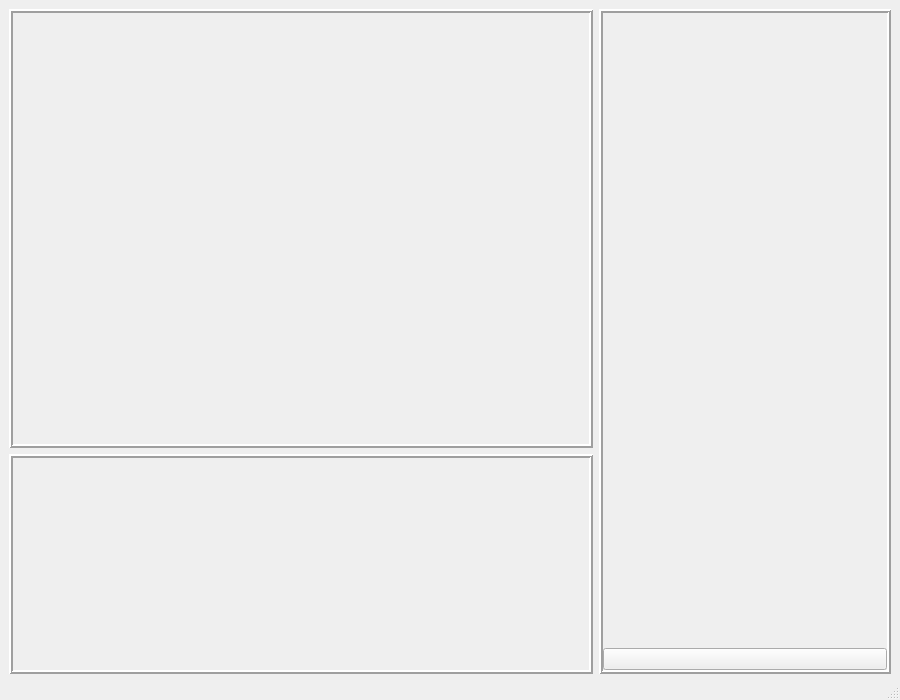
First picture: the form in l2sMainWindow.ui, repository rvan-der/Learn2slither, before the edit.
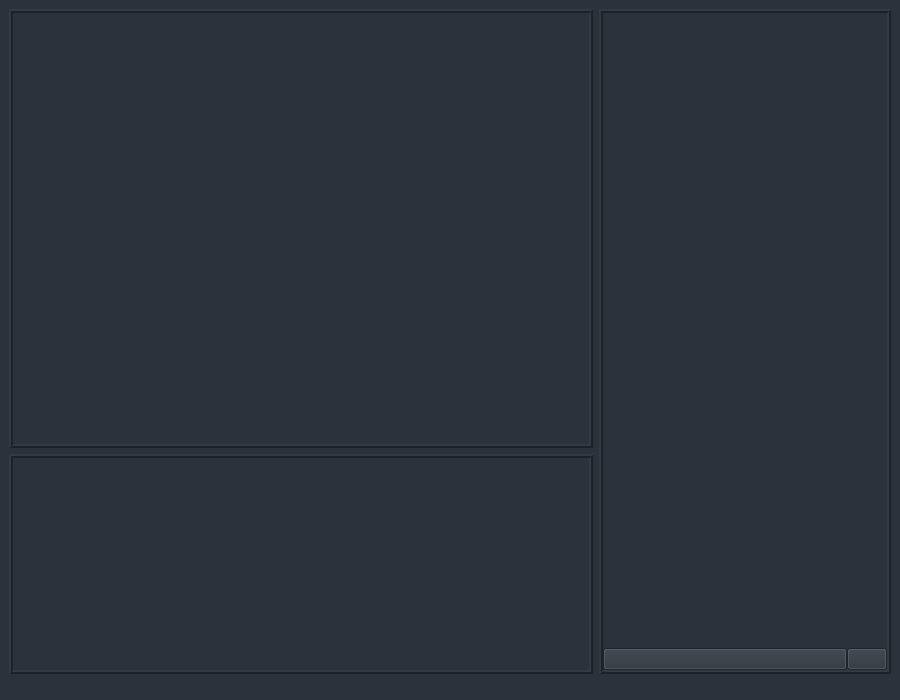
Second picture: the form after the edit. Icons and pictures are not drawn.

Diff of the .ui file:
```diff
--- a/l2sMainWindow.ui
+++ b/l2sMainWindow.ui
@@ -20,7 +20,8 @@
    <string notr="true">Learn 2 slither</string>
   </property>
   <property name="styleSheet">
-   <string notr="true"/>
+   <string notr="true">QWidget {background-color: rgb(42, 51, 59);
+color: rgb(230, 230, 230)}</string>
   </property>
   <widget class="QWidget" name="centralwidget">
    <property name="sizePolicy">
@@ -228,14 +229,44 @@
             <x>0</x>
             <y>0</y>
             <width>284</width>
-            <height>451</height>
+            <height>450</height>
            </rect>
           </property>
          </widget>
         </widget>
        </item>
        <item>
+        <widget class="QWidget" name="agentButtonsWidget" native="true">
+         <property name="sizePolicy">
+          <sizepolicy hsizetype="Preferred" vsizetype="Preferred">
+           <horstretch>0</horstretch>
+           <verstretch>0</verstretch>
+          </sizepolicy>
+         </property>
+         <layout class="QHBoxLayout" name="horizontalLayout_2">
+          <property name="spacing">
+           <number>0</number>
+          </property>
+          <property name="leftMargin">
+           <number>0</number>
+          </property>
+          <property name="topMargin">
+           <number>0</number>
+          </property>
+          <property name="rightMargin">
+           <number>0</number>
+          </property>
+          <property name="bottomMargin">
+           <number>0</number>
+          </property>
+          <item>
         <widget class="QPushButton" name="createAgentButton">
+            <property name="sizePolicy">
+             <sizepolicy hsizetype="Expanding" vsizetype="Fixed">
+              <horstretch>0</horstretch>
+              <verstretch>0</verstretch>
+             </sizepolicy>
+            </property>
          <property name="toolTip">
           <string>Create a new agent</string>
          </property>
@@ -263,6 +294,35 @@
          </property>
         </widget>
        </item>
+          <item>
+           <widget class="QPushButton" name="importButton">
+            <property name="sizePolicy">
+             <sizepolicy hsizetype="Minimum" vsizetype="Fixed">
+              <horstretch>0</horstretch>
+              <verstretch>0</verstretch>
+             </sizepolicy>
+            </property>
+            <property name="toolTip">
+             <string>Import a model file</string>
+            </property>
+            <property name="text">
+             <string/>
+            </property>
+            <property name="icon">
+             <iconset resource="resources.qrc">
+              <normaloff>:/assets/import_icon.png</normaloff>:/assets/import_icon.png</iconset>
+            </property>
+            <property name="iconSize">
+             <size>
+              <width>25</width>
+              <height>25</height>
+             </size>
+            </property>
+           </widget>
+          </item>
+         </layout>
+        </widget>
+       </item>
       </layout>
      </widget>
     </item>
```
Left out of the diff: 4 changed lines with no effect on the pictures. Lines whose indentation alone changed are shown as unchanged.
